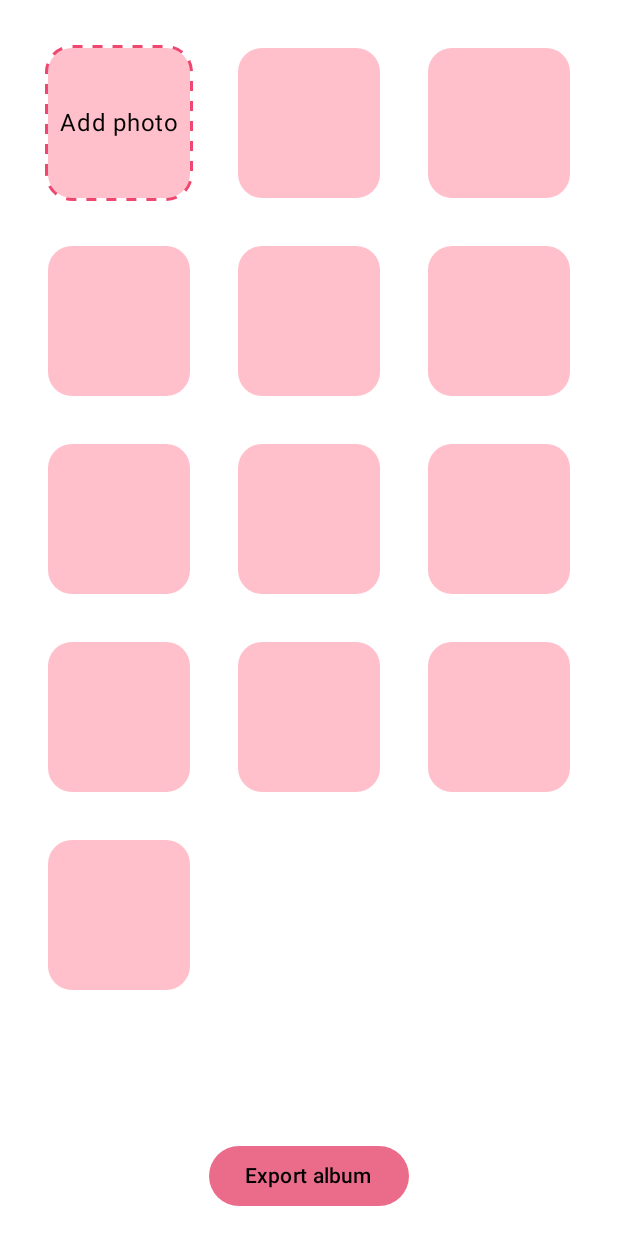
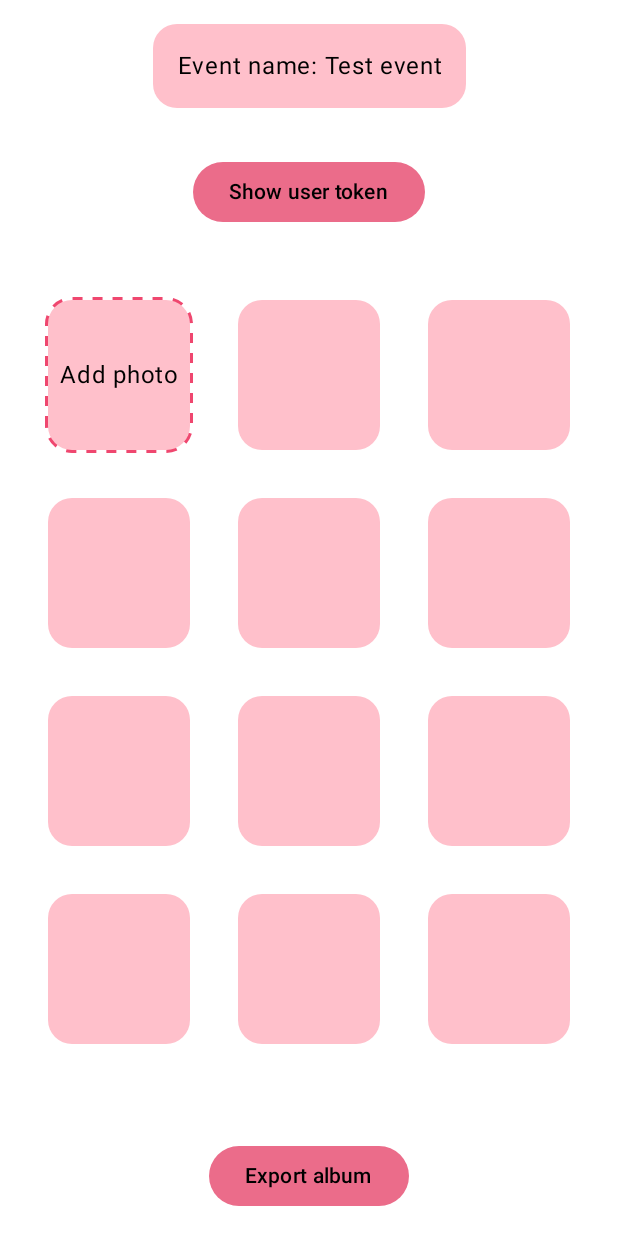
Before and after one commit to matex3525/s5-Android-APP, an Android app built with Jetpack Compose: the @Preview function AlbumScreenPreviewLightMode, on a phone screen of 412 x 824 dp. Run offline under Robolectric (Android 15) with nearby library versions, the phone set to English and light mode, and no system bars.

Commit message:
#5 Retrofit integrated into app, api  implementation in progress, user token and event name shown in AlbumScreen

```diff
--- a/s5app/app/src/main/AndroidManifest.xml
+++ b/s5app/app/src/main/AndroidManifest.xml
@@ -1,8 +1,9 @@
 <?xml version="1.0" encoding="utf-8"?>
 <manifest xmlns:android="http://schemas.android.com/apk/res/android"
     xmlns:tools="http://schemas.android.com/tools">
-
+    <uses-permission android:name="android.permission.INTERNET" />
     <application
+        android:networkSecurityConfig="@xml/network_security_config"
         android:allowBackup="true"
         android:dataExtractionRules="@xml/data_extraction_rules"
         android:fullBackupContent="@xml/backup_rules"
--- a/s5app/app/src/main/java/com/example/s5app/MainActivity.kt
+++ b/s5app/app/src/main/java/com/example/s5app/MainActivity.kt
@@ -60,7 +60,8 @@ fun MainActivityScreen(startDestination: Any) {
                 MainScreen(viewModel(), navController)
             }
             composable<AlbumScreen> {
-                AlbumScreen(viewModel(), navController)
+                val args = it.toRoute<AlbumScreen>()
+                AlbumScreen(viewModel(), navController, args.userToken, args.eventName)
             }
             composable<AlbumImageDetailsScreen> {
                 val args = it.toRoute<AlbumImageDetailsScreen>()
--- a/s5app/app/src/main/java/com/example/s5app/navigation/ScreenNavigationLinks.kt
+++ b/s5app/app/src/main/java/com/example/s5app/navigation/ScreenNavigationLinks.kt
@@ -1,13 +1,15 @@
 package com.example.s5app.navigation
 
-import androidx.compose.ui.graphics.ImageBitmap
 import kotlinx.serialization.Serializable
 
 @Serializable
 object MainScreen
 
 @Serializable
-object AlbumScreen
+data class AlbumScreen(
+    val userToken: String,
+    val eventName: String
+)
 
 @Serializable
 data class AlbumImageDetailsScreen(
--- a/s5app/app/src/main/java/com/example/s5app/network/CreateEventRequestResponseModels.kt
+++ b/s5app/app/src/main/java/com/example/s5app/network/CreateEventRequestResponseModels.kt
@@ -7,11 +7,7 @@ data class CreateEventRequest(
     val eventName: String
 )
 
-data class CreateEventResponse(
-    val success: Boolean,
-    val params: Params
-)
-data class Params(
+data class CreateEventParams(
     @SerializedName("user_token")
     val userToken: String,
     @SerializedName("admin_token")
--- a/s5app/app/src/main/java/com/example/s5app/screen/AlbumScreen.kt
+++ b/s5app/app/src/main/java/com/example/s5app/screen/AlbumScreen.kt
@@ -28,10 +28,19 @@ import androidx.compose.runtime.*
 import androidx.compose.ui.graphics.asImageBitmap
 import androidx.compose.ui.platform.LocalContext
 import androidx.compose.foundation.clickable
+import androidx.compose.foundation.layout.Arrangement
+import androidx.compose.foundation.layout.Row
+import androidx.compose.foundation.layout.Spacer
+import androidx.compose.foundation.layout.fillMaxWidth
+import androidx.compose.foundation.layout.height
+import androidx.compose.foundation.layout.width
+import androidx.compose.foundation.layout.wrapContentHeight
+import androidx.compose.foundation.layout.wrapContentWidth
 import androidx.compose.foundation.lazy.grid.items
 import androidx.compose.ui.graphics.ImageBitmap
 import androidx.compose.ui.graphics.asAndroidBitmap
 import androidx.compose.ui.layout.ContentScale
+import androidx.compose.ui.text.style.TextAlign
 import androidx.compose.ui.tooling.preview.Preview
 import androidx.lifecycle.ViewModel
 import androidx.lifecycle.viewmodel.compose.viewModel
@@ -50,10 +59,56 @@ class AlbumScreenViewModel : ViewModel() {
 }
 
 @Composable
-fun AlbumScreen(vm: AlbumScreenViewModel = viewModel(), navController: NavController? = null) {
+fun AlbumScreen(vm: AlbumScreenViewModel = viewModel(), navController: NavController? = null, userToken: String, eventName: String) {
+    var isUserTokenHidden by remember { mutableStateOf(true) }
     Column(
         modifier = Modifier.fillMaxSize()
     ) {
+        Spacer(modifier = Modifier.height(16.dp))
+        Surface(
+            shape = RoundedCornerShape(16.dp),
+            modifier = Modifier
+                .wrapContentWidth()
+                .wrapContentHeight()
+                .align(Alignment.CenterHorizontally)
+        ) {
+            Text(
+                text = "Event name: $eventName",
+                textAlign = TextAlign.Center,
+                modifier = Modifier
+                    .align(Alignment.CenterHorizontally)
+                    .padding(16.dp),
+                maxLines = 1
+            )
+        }
+        Spacer(modifier = Modifier.height(16.dp))
+        if (isUserTokenHidden) {
+            Box(
+                modifier = Modifier
+                    .padding(16.dp)
+                    .align(Alignment.CenterHorizontally)
+            ) {
+                Button(
+                    onClick = { isUserTokenHidden = false },
+                ) {
+                    Text("Show user token")
+                }
+            }
+        } else {
+            Row(modifier = Modifier
+                .padding(16.dp)
+                .align(Alignment.CenterHorizontally),
+                horizontalArrangement = Arrangement.Center,
+                verticalAlignment = Alignment.CenterVertically) {
+                Text(text = "User token: $userToken")
+                Spacer(modifier = Modifier.width(16.dp))
+                Button(
+                    onClick = { isUserTokenHidden = true },
+                ) {
+                    Text("Hide user token")
+                }
+            }
+        }
         Box(
             modifier = Modifier
                 .weight(1.0f)
@@ -63,6 +118,7 @@ fun AlbumScreen(vm: AlbumScreenViewModel = viewModel(), navController: NavContro
                 columns = GridCells.Fixed(3),
                 modifier = Modifier.fillMaxSize()
             ) {
+
                 item {
                     AddImageGridCell(vm)
                 }
@@ -107,11 +163,13 @@ fun AlbumImageGridCell(albumImage: AlbumImage? = null, navController: NavControl
             .clickable {
 //                showDetailsDialog.value = true
                 if (albumImage?.imageBitmap != null) {
-                    val bitmapUri = albumImage.imageBitmap!!.asAndroidBitmap().toUri(context)
-                    navController?.navigate(AlbumImageDetailsScreen(imageByteArray= bitmapUri.toString()))
+                    val bitmapUri = albumImage.imageBitmap!!
+                        .asAndroidBitmap()
+                        .toUri(context)
+                    navController?.navigate(AlbumImageDetailsScreen(imageByteArray = bitmapUri.toString()))
                 } else {
                     val bitmapUri = getRawResourceUri(context, R.raw.noimg)
-                    navController?.navigate(AlbumImageDetailsScreen(imageByteArray= bitmapUri.toString()))
+                    navController?.navigate(AlbumImageDetailsScreen(imageByteArray = bitmapUri.toString()))
                 }
             }
     ) {
@@ -203,11 +261,11 @@ fun AddImageGridCell(vm: AlbumScreenViewModel) {
 @Preview(showBackground = true,backgroundColor = 0xFFFFFFFF)
 @Composable
 fun AlbumScreenPreviewLightMode() = S5appTheme(darkTheme = false) {
-    AlbumScreen()
+    AlbumScreen(viewModel(), null, "event_0", "Test event")
 }
 
 @Preview(showBackground = true,backgroundColor = 0xFF000000)
 @Composable
 fun AlbumScreenPreviewDarkMode() = S5appTheme(darkTheme = true) {
-    AlbumScreen()
+    AlbumScreen(viewModel(), null, "event_0", "Test event")
 }
--- /dev/null
+++ b/s5app/app/src/main/res/xml/network_security_config.xml
@@ -0,0 +1,6 @@
+<?xml version="1.0" encoding="utf-8"?>
+<network-security-config>
+    <domain-config cleartextTrafficPermitted="true">
+        <domain includeSubdomains="true">10.0.2.2</domain>
+    </domain-config>
+</network-security-config>
```
Also changed, not shown: s5app/app/src/main/java/com/example/s5app/network/CupidApiService.kt (+10 -3 lines), s5app/app/src/main/java/com/example/s5app/screen/MainScreen.kt (+13 -6 lines), s5app/app/src/main/java/com/example/s5app/viewmodel/MainScreenViewModel.kt (+35 -11 lines).
